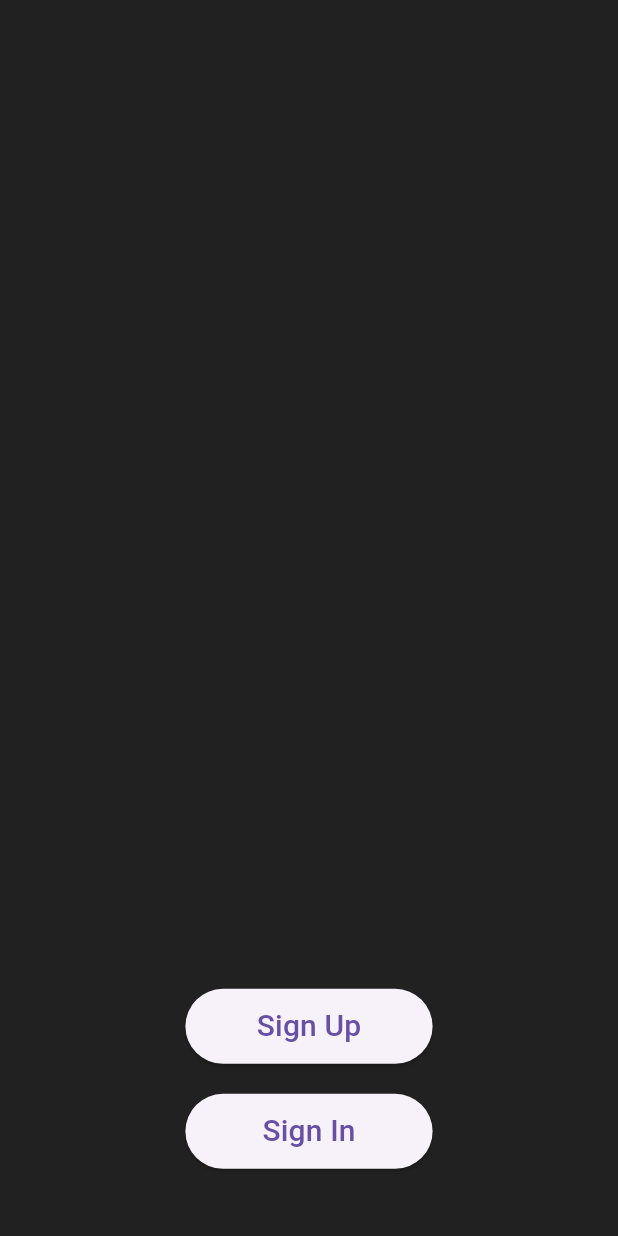
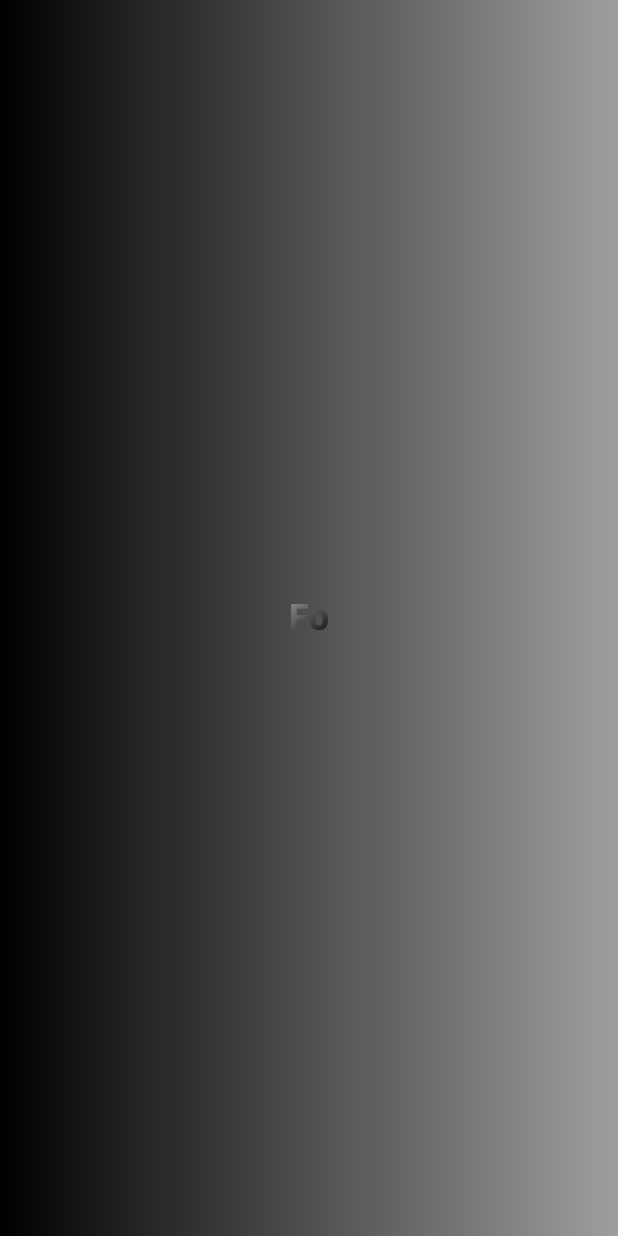
Before and after one commit to SasankKaramsetty/FoodRecipe, a Flutter app: the first screen one second after launch, on a phone screen of 412 x 824 dp. Run offline on Flutter 3.47's test engine with Material 3 defaults, Android fonts, the phone set to English and light mode, and no system bars; our stand-ins replace firebase_analytics, firebase_auth, firebase_core, font_awesome_flutter, image_picker, webview_flutter; accounts and stored records are empty.

Commit message:
Background Font

```diff
--- a/lib/landing_page.dart
+++ b/lib/landing_page.dart
@@ -2,17 +2,31 @@ import 'package:flutter/material.dart';
 import 'signup_page.dart';
 import 'signin_page.dart';
 import 'ProfilePage.dart';
-class LandingPage extends StatelessWidget {
+
+class LandingPage extends StatefulWidget {
+  @override
+  _LandingPageState createState() => _LandingPageState();
+}
+
+class _LandingPageState extends State<LandingPage> {
   @override
   Widget build(BuildContext context) {
     double screenHeight = MediaQuery.of(context).size.height;
     double buttonWidth = 0.2 * screenHeight;
 
     return Scaffold(
-      backgroundColor: Colors.grey[900],
-      body: Center(
+      body: Container(
+        decoration: BoxDecoration(
+          gradient: LinearGradient(
+            colors: [
+              Colors.black,
+              Colors.grey,
+            ],
+          ),
+        ),
+        child: Center(
           child: Column(
-          mainAxisAlignment: MainAxisAlignment.start,
+            mainAxisAlignment: MainAxisAlignment.center,
             children: [
               SizedBox(height: 0.8 * screenHeight),
               ElevatedButton(
@@ -43,6 +57,7 @@ class LandingPage extends StatelessWidget {
             ],
           ),
         ),
+      ),
     );
   }
 }
--- a/lib/main.dart
+++ b/lib/main.dart
@@ -5,6 +5,11 @@ import 'package:foodrecipe/ProfilePage.dart'; // Import the profile page file
 import 'package:firebase_core/firebase_core.dart';
 import 'firebase_options.dart';
 import 'package:firebase_analytics/firebase_analytics.dart';
+
+import 'openingpage.dart';
+
+
+//https://foodrecipe-aa5cd.firebaseapp.com/__/auth/handler
 
 void main() async {
   WidgetsFlutterBinding.ensureInitialized();
@@ -24,7 +29,7 @@ class MyApp extends StatelessWidget {
       ),
       initialRoute: '/',
       routes: {
-        '/': (context) => LandingPage(),
+        '/': (context) => OpenIngPage(),
       },
     );
   }
--- /dev/null
+++ b/lib/openingpage.dart
@@ -0,0 +1,95 @@
+import 'package:flutter/material.dart';
+import 'landing_page.dart';
+
+class OpenIngPage extends StatefulWidget {
+  const OpenIngPage({Key? key}) : super(key: key);
+
+  @override
+  State<OpenIngPage> createState() => _OpenIngPageState();
+}
+
+class _OpenIngPageState extends State<OpenIngPage> {
+  List<String> words = ['Food Recipe'];
+  String currentText = '';
+
+  @override
+  void initState() {
+    super.initState();
+    _startTypingAnimation();
+  }
+
+  void _startTypingAnimation() {
+    for (int i = 0; i < words.length; i++) {
+      for (int j = 0; j < words[i].length; j++) {
+        Future.delayed(Duration(milliseconds: j * 500), () {
+          if (mounted) {
+            setState(() {
+              currentText += words[i][j];
+            });
+
+            // Check if the animation is completed
+            if (j == words[i].length - 1) {
+              // Delay for a moment before navigating to LandingPage
+              Future.delayed(Duration(seconds: 1), () {
+                // Navigate to the LandingPage
+                Navigator.pushReplacement(
+                  context,
+                  MaterialPageRoute(builder: (context) => LandingPage()),
+                );
+              });
+            }
+          }
+        });
+      }
+    }
+  }
+
+  @override
+  Widget build(BuildContext context) {
+    return Scaffold(
+      body: Stack(
+        children: [
+          // LandingPage background
+          LandingPageBackground(),
+
+          // OpenIngPage content
+          Center(
+            child: ShaderMask(
+              shaderCallback: (Rect bounds) {
+                return LinearGradient(
+                  colors: [Colors.grey, Colors.black], // Change the colors as needed
+                  begin: Alignment.topLeft,
+                  end: Alignment.bottomRight,
+                ).createShader(bounds);
+              },
+              child: Text(
+                currentText,
+                style: TextStyle(
+                  fontWeight: FontWeight.bold,
+                  fontSize: 24.0,
+                  color: Colors.white, // Starting color
+                ),
+              ),
+            ),
+          ),
+        ],
+      ),
+    );
+  }
+}
+
+class LandingPageBackground extends StatelessWidget {
+  @override
+  Widget build(BuildContext context) {
+    return Container(
+      decoration: BoxDecoration(
+          gradient: LinearGradient(
+            colors: [
+              Colors.black,
+              Colors.grey,
+            ],
+          ),
+        ),
+    );
+  }
+}
```
Also changed, not shown: lib/firebaseFunctions.dart (added), 2 other files. Lines whose indentation alone changed are shown as unchanged.
